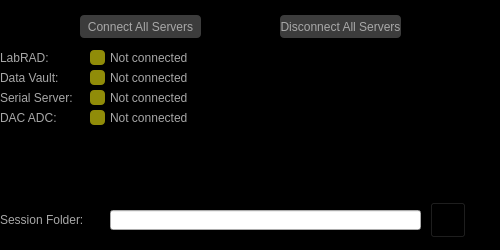
Old version of the form Scanner GUI/LabRADConnect/LabRADConnect.ui in the repository afylab/nanoSQUID-Scanning-Software.
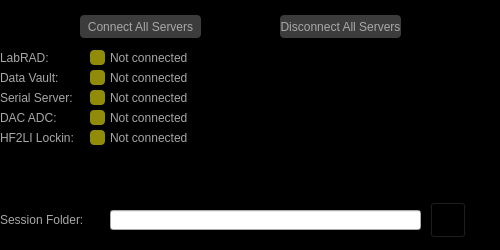
New version of the form. Icons and pictures are not drawn.

Patch:
```diff
--- a/Scanner GUI/LabRADConnect/LabRADConnect.ui
+++ b/Scanner GUI/LabRADConnect/LabRADConnect.ui
@@ -388,6 +388,63 @@
       <string>Disconnect All Servers</string>
      </property>
     </widget>
+    <widget class="QPushButton" name="push_HF2LI">
+     <property name="geometry">
+      <rect>
+       <x>90</x>
+       <y>130</y>
+       <width>15</width>
+       <height>15</height>
+      </rect>
+     </property>
+     <property name="styleSheet">
+      <string notr="true">#push_HF2LI{
+background:rgb(144, 140, 9);
+border-radius: 4px;
+}</string>
+     </property>
+     <property name="text">
+      <string/>
+     </property>
+    </widget>
+    <widget class="QLabel" name="label_HF2LI_status">
+     <property name="geometry">
+      <rect>
+       <x>110</x>
+       <y>130</y>
+       <width>121</width>
+       <height>15</height>
+      </rect>
+     </property>
+     <property name="styleSheet">
+      <string notr="true">#label_HF2LI_status{
+color:rgb(168,168,168);
+qproperty-alignment: 'AlignVCenter | AlignCenter';
+}</string>
+     </property>
+     <property name="text">
+      <string>Not connected</string>
+     </property>
+    </widget>
+    <widget class="QLabel" name="label_HF2LI">
+     <property name="geometry">
+      <rect>
+       <x>0</x>
+       <y>130</y>
+       <width>80</width>
+       <height>15</height>
+      </rect>
+     </property>
+     <property name="styleSheet">
+      <string notr="true">#label_HF2LI{
+color:rgb(168,168,168);
+qproperty-alignment: 'AlignVCenter | AlignRight';
+}</string>
+     </property>
+     <property name="text">
+      <string>HF2LI Lockin:</string>
+     </property>
+    </widget>
    </widget>
   </widget>
  </widget>
```
